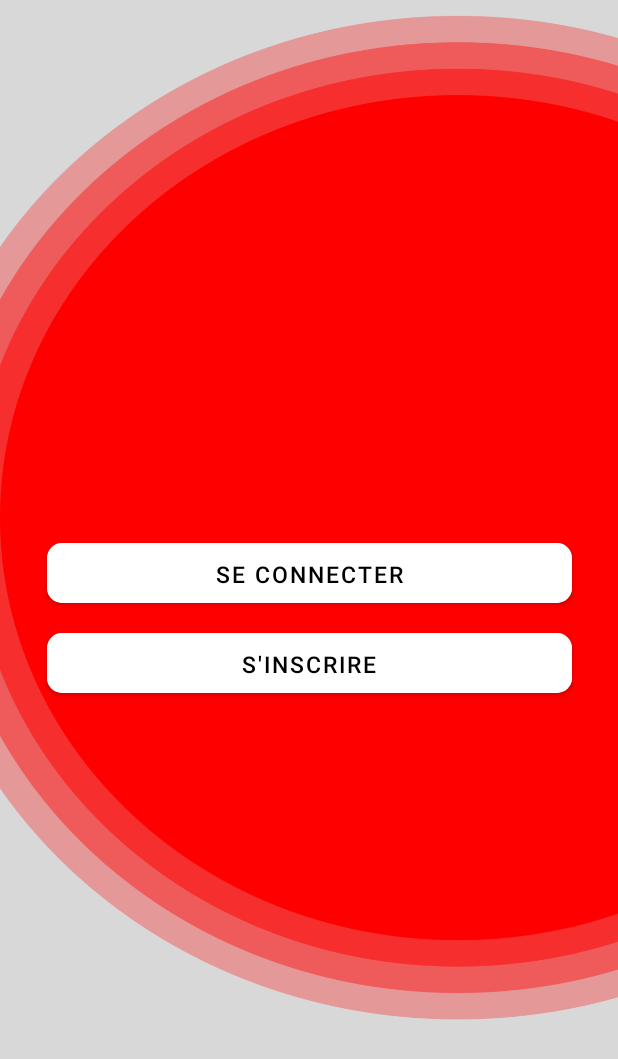
After one commit to Volubad425/TravelMate, an Android app: the layout activity_home.xml on its own in the app's theme, with its tools: preview values and no code run, on a phone screen of 412 x 824 dp. The commit adds this screen. Shown: the top 1059 px of the screen. Run offline under Robolectric (Android 15) with nearby library versions, the phone set to English and light mode, and no system bars.

Commit message:
Ajout de la page d'acceuil pour le choix de se conncecter ou de s'inscrire

```diff
--- /dev/null
+++ b/app/src/main/res/layout/activity_home.xml
@@ -0,0 +1,60 @@
+<?xml version="1.0" encoding="utf-8"?>
+<androidx.constraintlayout.widget.ConstraintLayout xmlns:android="http://schemas.android.com/apk/res/android"
+    xmlns:app="http://schemas.android.com/apk/res-auto"
+    xmlns:tools="http://schemas.android.com/tools"
+    android:layout_width="match_parent"
+    android:layout_height="match_parent"
+    android:background="@drawable/bg_home"
+    >
+
+    <ImageView
+        android:visibility="gone"
+        android:id="@+id/imageView"
+        android:layout_width="match_parent"
+        android:layout_height="match_parent"
+        android:adjustViewBounds="true"
+        android:background="@drawable/bg_home"
+        app:layout_constraintBottom_toBottomOf="parent"
+        app:layout_constraintEnd_toEndOf="parent"
+        app:layout_constraintStart_toStartOf="parent"
+        app:layout_constraintTop_toTopOf="parent" />
+
+
+    <androidx.cardview.widget.CardView
+        style="@style/cardviewBouton"
+        android:layout_marginBottom="60dp"
+        app:layout_constraintBottom_toBottomOf="parent"
+        app:layout_constraintEnd_toEndOf="parent"
+        app:layout_constraintStart_toStartOf="parent"
+        app:layout_constraintTop_toTopOf="parent">
+
+        <Button
+            android:id="@+id/se_connecter"
+            style="@style/buttonPerso"
+            android:layout_width="match_parent"
+            android:layout_height="40dp"
+            android:text="@string/connecter"
+            tools:layout_editor_absoluteX="14dp"
+            tools:layout_editor_absoluteY="57dp" />
+    </androidx.cardview.widget.CardView>
+
+    <androidx.cardview.widget.CardView
+        style="@style/cardviewBouton"
+        android:layout_marginTop="60dp"
+        app:layout_constraintBottom_toBottomOf="parent"
+        app:layout_constraintEnd_toEndOf="parent"
+        app:layout_constraintStart_toStartOf="parent"
+        app:layout_constraintTop_toTopOf="parent">
+
+        <Button
+            android:id="@+id/s_inscrire"
+            style="@style/buttonPerso"
+            android:layout_width="match_parent"
+            android:layout_height="40dp"
+            android:text="@string/inscrire"
+            tools:layout_editor_absoluteX="14dp"
+            tools:layout_editor_absoluteY="57dp" />
+    </androidx.cardview.widget.CardView>
+
+
+</androidx.constraintlayout.widget.ConstraintLayout>
--- a/app/src/main/res/values/strings.xml
+++ b/app/src/main/res/values/strings.xml
@@ -1,4 +1,6 @@
 <resources>
     <string name="app_name">TravelMateApp</string>
     <string name="title_activity_maps">MapsActivity</string>
+    <string name="connecter">Se connecter</string>
+    <string name="inscrire">S\'inscrire</string>
 </resources>
--- a/app/src/main/res/values/themes.xml
+++ b/app/src/main/res/values/themes.xml
@@ -2,7 +2,7 @@
     <!-- Base application theme. -->
     <style name="Theme.TravelMateApp" parent="Theme.MaterialComponents.DayNight.DarkActionBar">
         <!-- Primary brand color. -->
-        <item name="colorPrimary">@color/purple_500</item>
+        <item name="colorPrimary">@color/white</item>
         <item name="colorPrimaryVariant">@color/purple_700</item>
         <item name="colorOnPrimary">@color/white</item>
         <!-- Secondary brand color. -->
@@ -13,4 +13,17 @@
         <item name="android:statusBarColor">?attr/colorPrimaryVariant</item>
         <!-- Customize your theme here. -->
     </style>
+
+    <style name="cardviewBouton">
+        <item name="android:layout_width">350dp</item>
+        <item name="android:layout_height">wrap_content</item>
+        <item name="cardCornerRadius">10dp</item>
+    </style>
+
+    <style name="buttonPerso">
+        <item name="android:layout_gravity">center</item>
+        <item name="android:background">@color/white</item>
+        <item name="android:textColor">@color/black</item>
+        <item name="android:textSize">15sp</item>
+    </style>
 </resources>
```
Also changed, not shown: app/src/main/res/drawable/bg_connection.png (added), app/src/main/res/drawable/bg_home.png (added), app/src/main/res/drawable/bg_incription.png (added), app/src/main/res/drawable/bg_reset_password.png (added).
